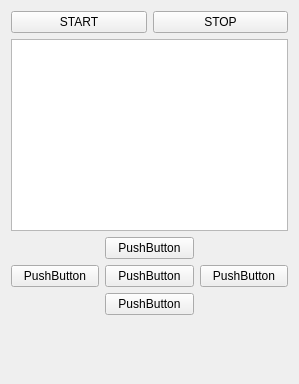
Above: coachbox/player_controller/resource/player_controller.ui from tominagalab/musashi-ros2-humble before the change. Below: the same form after it.
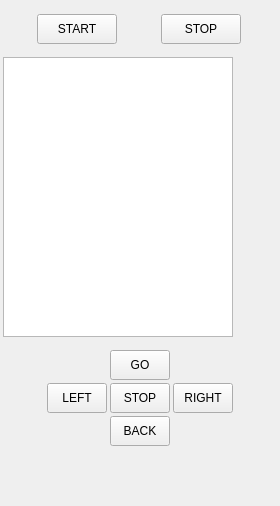
That is the form after the change.

The edit to the form file:
```diff
--- a/coachbox/player_controller/resource/player_controller.ui
+++ b/coachbox/player_controller/resource/player_controller.ui
@@ -6,18 +6,51 @@
    <rect>
     <x>0</x>
     <y>0</y>
-    <width>299</width>
-    <height>384</height>
+    <width>280</width>
+    <height>506</height>
    </rect>
   </property>
+  <property name="sizePolicy">
+   <sizepolicy hsizetype="Expanding" vsizetype="Expanding">
+    <horstretch>0</horstretch>
+    <verstretch>0</verstretch>
+   </sizepolicy>
+  </property>
   <property name="windowTitle">
    <string>PlayerController</string>
   </property>
   <layout class="QVBoxLayout" name="verticalLayout">
+   <property name="spacing">
+    <number>10</number>
+   </property>
+   <property name="leftMargin">
+    <number>3</number>
+   </property>
+   <property name="rightMargin">
+    <number>3</number>
+   </property>
    <item>
     <layout class="QHBoxLayout" name="horizontalLayout">
+     <property name="topMargin">
+      <number>3</number>
+     </property>
+     <property name="bottomMargin">
+      <number>3</number>
+     </property>
      <item>
       <widget class="QPushButton" name="pushButton_2">
+       <property name="minimumSize">
+        <size>
+         <width>0</width>
+         <height>30</height>
+        </size>
+       </property>
+       <property name="maximumSize">
+        <size>
+         <width>80</width>
+         <height>16777215</height>
+        </size>
+       </property>
        <property name="text">
         <string>START</string>
        </property>
@@ -25,6 +58,18 @@
      </item>
      <item>
       <widget class="QPushButton" name="pushButton">
+       <property name="minimumSize">
+        <size>
+         <width>0</width>
+         <height>30</height>
+        </size>
+       </property>
+       <property name="maximumSize">
+        <size>
+         <width>80</width>
+         <height>16777215</height>
+        </size>
+       </property>
        <property name="text">
         <string>STOP</string>
        </property>
@@ -33,45 +78,159 @@
     </layout>
    </item>
    <item>
-    <widget class="QTextBrowser" name="textBrowser"/>
+    <widget class="QTextBrowser" name="textBrowser">
+     <property name="sizePolicy">
+      <sizepolicy hsizetype="Preferred" vsizetype="Expanding">
+       <horstretch>0</horstretch>
+       <verstretch>0</verstretch>
+      </sizepolicy>
+     </property>
+     <property name="minimumSize">
+      <size>
+       <width>0</width>
+       <height>280</height>
+      </size>
+     </property>
+     <property name="maximumSize">
+      <size>
+       <width>230</width>
+       <height>16777215</height>
+      </size>
+     </property>
+    </widget>
    </item>
    <item>
     <layout class="QGridLayout" name="gridLayout">
-     <item row="2" column="1">
-      <widget class="QPushButton" name="pushButton_3">
-       <property name="text">
-        <string>PushButton</string>
+     <property name="topMargin">
+      <number>3</number>
+     </property>
+     <property name="bottomMargin">
+      <number>3</number>
+     </property>
+     <property name="spacing">
+      <number>3</number>
+     </property>
+     <item row="1" column="3">
+      <widget class="QPushButton" name="pushButton_7">
+       <property name="minimumSize">
+        <size>
+         <width>0</width>
+         <height>30</height>
+        </size>
        </property>
-      </widget>
-     </item>
-     <item row="0" column="1">
-      <widget class="QPushButton" name="pushButton_4">
+       <property name="maximumSize">
+        <size>
+         <width>60</width>
+         <height>16777215</height>
+        </size>
+       </property>
        <property name="text">
-        <string>PushButton</string>
+        <string>RIGHT</string>
        </property>
       </widget>
      </item>
      <item row="1" column="1">
-      <widget class="QPushButton" name="pushButton_5">
-       <property name="text">
-        <string>PushButton</string>
-       </property>
-      </widget>
-     </item>
-     <item row="1" column="0">
       <widget class="QPushButton" name="pushButton_6">
+       <property name="minimumSize">
+        <size>
+         <width>0</width>
+         <height>30</height>
+        </size>
+       </property>
+       <property name="maximumSize">
+        <size>
+         <width>60</width>
+         <height>16777215</height>
+        </size>
+       </property>
        <property name="text">
-        <string>PushButton</string>
+        <string>LEFT</string>
+       </property>
+      </widget>
+     </item>
+     <item row="0" column="2">
+      <widget class="QPushButton" name="pushButton_4">
+       <property name="minimumSize">
+        <size>
+         <width>0</width>
+         <height>30</height>
+        </size>
+       </property>
+       <property name="maximumSize">
+        <size>
+         <width>60</width>
+         <height>16777215</height>
+        </size>
+       </property>
+       <property name="text">
+        <string>GO</string>
+       </property>
+      </widget>
+     </item>
+     <item row="1" column="0">
+      <spacer name="horizontalSpacer">
+       <property name="orientation">
+        <enum>Qt::Horizontal</enum>
+       </property>
+       <property name="sizeHint" stdset="0">
+        <size>
+         <width>40</width>
+         <height>20</height>
+        </size>
+       </property>
+      </spacer>
+     </item>
+     <item row="2" column="2">
+      <widget class="QPushButton" name="pushButton_3">
+       <property name="minimumSize">
+        <size>
+         <width>0</width>
+         <height>30</height>
+        </size>
+       </property>
+       <property name="maximumSize">
+        <size>
+         <width>60</width>
+         <height>16777215</height>
+        </size>
+       </property>
+       <property name="text">
+        <string>BACK</string>
        </property>
       </widget>
      </item>
      <item row="1" column="2">
-      <widget class="QPushButton" name="pushButton_7">
+      <widget class="QPushButton" name="pushButton_5">
+       <property name="minimumSize">
+        <size>
+         <width>0</width>
+         <height>30</height>
+        </size>
+       </property>
+       <property name="maximumSize">
+        <size>
+         <width>60</width>
+         <height>16777215</height>
+        </size>
+       </property>
        <property name="text">
-        <string>PushButton</string>
+        <string>STOP</string>
        </property>
       </widget>
      </item>
+     <item row="1" column="4">
+      <spacer name="horizontalSpacer_2">
+       <property name="orientation">
+        <enum>Qt::Horizontal</enum>
+       </property>
+       <property name="sizeHint" stdset="0">
+        <size>
+         <width>40</width>
+         <height>20</height>
+        </size>
+       </property>
+      </spacer>
+     </item>
     </layout>
    </item>
    <item>
```
